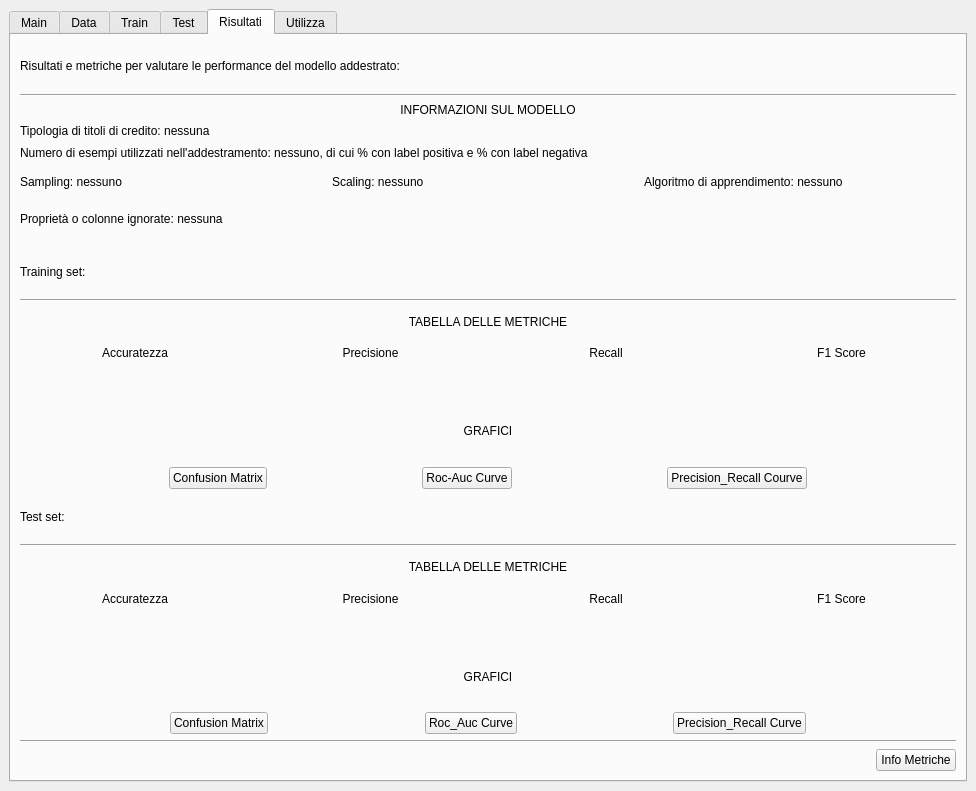
Above: NewUI/view/GUI.ui from Mskty/Coattiva before the change. Below: the same form after it.
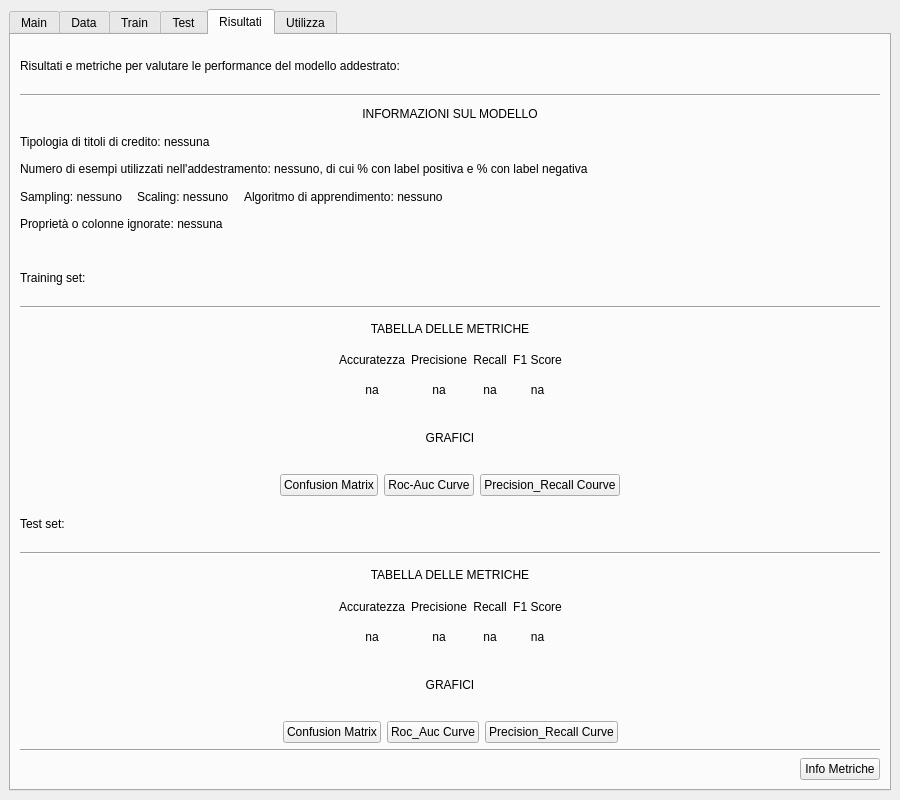
That is the form after the change. The open tabs and pages were chosen to show the change.

```diff
--- a/NewUI/view/GUI.ui
+++ b/NewUI/view/GUI.ui
@@ -6,8 +6,8 @@
    <rect>
     <x>0</x>
     <y>0</y>
-    <width>877</width>
-    <height>791</height>
+    <width>900</width>
+    <height>800</height>
    </rect>
   </property>
   <property name="sizePolicy">
@@ -16,6 +16,12 @@
     <verstretch>0</verstretch>
    </sizepolicy>
   </property>
+  <property name="minimumSize">
+   <size>
+    <width>900</width>
+    <height>800</height>
+   </size>
+  </property>
   <property name="windowTitle">
    <string>Classificatore Coattiva</string>
   </property>
@@ -865,7 +871,10 @@
          </widget>
         </item>
         <item>
-         <layout class="QVBoxLayout" name="verticalLayout_15" stretch="0,1,1,2,2">
+         <layout class="QVBoxLayout" name="verticalLayout_15" stretch="1,1,1,1,1">
+          <property name="spacing">
+           <number>6</number>
+          </property>
           <item>
            <widget class="QLabel" name="label_36">
             <property name="text">
@@ -910,20 +919,65 @@
               </property>
              </widget>
             </item>
-            <item row="1" column="2">
+            <item row="1" column="4">
              <widget class="QLabel" name="results_algorithm">
               <property name="text">
                <string>Algoritmo di apprendimento: nessuno</string>
               </property>
              </widget>
             </item>
-            <item row="1" column="1">
+            <item row="1" column="2">
              <widget class="QLabel" name="results_scaling">
               <property name="text">
                <string>Scaling: nessuno</string>
               </property>
              </widget>
             </item>
+            <item row="1" column="5">
+             <spacer name="horizontalSpacer_21">
+              <property name="orientation">
+               <enum>Qt::Horizontal</enum>
+              </property>
+              <property name="sizeHint" stdset="0">
+               <size>
+                <width>40</width>
+                <height>20</height>
+               </size>
+              </property>
+             </spacer>
+            </item>
+            <item row="1" column="1">
+             <spacer name="horizontalSpacer_32">
+              <property name="orientation">
+               <enum>Qt::Horizontal</enum>
+              </property>
+              <property name="sizeType">
+               <enum>QSizePolicy::Minimum</enum>
+              </property>
+              <property name="sizeHint" stdset="0">
+               <size>
+                <width>15</width>
+                <height>20</height>
+               </size>
+              </property>
+             </spacer>
+            </item>
+            <item row="1" column="3">
+             <spacer name="horizontalSpacer_33">
+              <property name="orientation">
+               <enum>Qt::Horizontal</enum>
+              </property>
+              <property name="sizeType">
+               <enum>QSizePolicy::Minimum</enum>
+              </property>
+              <property name="sizeHint" stdset="0">
+               <size>
+                <width>15</width>
+                <height>20</height>
+               </size>
+              </property>
+             </spacer>
+            </item>
            </layout>
           </item>
           <item>
@@ -945,12 +999,12 @@
            <enum>Qt::Vertical</enum>
           </property>
           <property name="sizeType">
-           <enum>QSizePolicy::Fixed</enum>
+           <enum>QSizePolicy::Minimum</enum>
           </property>
           <property name="sizeHint" stdset="0">
            <size>
             <width>1</width>
-            <height>10</height>
+            <height>15</height>
            </size>
           </property>
          </spacer>
@@ -983,17 +1037,7 @@
           </item>
           <item>
            <layout class="QGridLayout" name="gridLayout_3">
-            <item row="0" column="0">
-             <widget class="QLabel" name="label_32">
-              <property name="text">
-               <string>Accuratezza</string>
-              </property>
-              <property name="alignment">
-               <set>Qt::AlignCenter</set>
-              </property>
-             </widget>
-            </item>
-            <item row="0" column="1">
+            <item row="0" column="2">
              <widget class="QLabel" name="label_34">
               <property name="text">
                <string>Precisione</string>
@@ -1003,66 +1047,128 @@
               </property>
              </widget>
             </item>
-            <item row="0" column="2">
-             <widget class="QLabel" name="label_47">
+            <item row="1" column="4">
+             <widget class="QLabel" name="train_f1">
               <property name="text">
-               <string>Recall</string>
+               <string>na</string>
               </property>
               <property name="alignment">
                <set>Qt::AlignCenter</set>
               </property>
              </widget>
             </item>
-            <item row="0" column="3">
-             <widget class="QLabel" name="label_48">
-              <property name="text">
-               <string>F1 Score</string>
-              </property>
-              <property name="alignment">
-               <set>Qt::AlignCenter</set>
-              </property>
-             </widget>
-            </item>
-            <item row="1" column="0">
+            <item row="1" column="1">
              <widget class="QLabel" name="train_accuracy">
               <property name="text">
-               <string/>
+               <string>na</string>
               </property>
               <property name="alignment">
                <set>Qt::AlignCenter</set>
               </property>
              </widget>
             </item>
-            <item row="1" column="1">
-             <widget class="QLabel" name="train_precision">
-              <property name="text">
-               <string/>
-              </property>
-              <property name="alignment">
-               <set>Qt::AlignCenter</set>
-              </property>
-             </widget>
-            </item>
-            <item row="1" column="2">
+            <item row="1" column="3">
              <widget class="QLabel" name="train_recall">
               <property name="text">
-               <string/>
+               <string>na</string>
               </property>
               <property name="alignment">
                <set>Qt::AlignCenter</set>
               </property>
              </widget>
             </item>
-            <item row="1" column="3">
-             <widget class="QLabel" name="train_f1">
+            <item row="0" column="0">
+             <spacer name="horizontalSpacer_22">
+              <property name="orientation">
+               <enum>Qt::Horizontal</enum>
+              </property>
+              <property name="sizeHint" stdset="0">
+               <size>
+                <width>40</width>
+                <height>20</height>
+               </size>
+              </property>
+             </spacer>
+            </item>
+            <item row="1" column="2">
+             <widget class="QLabel" name="train_precision">
               <property name="text">
-               <string/>
+               <string>na</string>
               </property>
               <property name="alignment">
                <set>Qt::AlignCenter</set>
               </property>
              </widget>
             </item>
+            <item row="0" column="1">
+             <widget class="QLabel" name="label_32">
+              <property name="text">
+               <string>Accuratezza</string>
+              </property>
+              <property name="alignment">
+               <set>Qt::AlignCenter</set>
+              </property>
+             </widget>
+            </item>
+            <item row="0" column="3">
+             <widget class="QLabel" name="label_47">
+              <property name="text">
+               <string>Recall</string>
+              </property>
+              <property name="alignment">
+               <set>Qt::AlignCenter</set>
+              </property>
+             </widget>
+            </item>
+            <item row="1" column="0">
+             <spacer name="horizontalSpacer_23">
+              <property name="orientation">
+               <enum>Qt::Horizontal</enum>
+              </property>
+              <property name="sizeHint" stdset="0">
+               <size>
+                <width>40</width>
+                <height>20</height>
+               </size>
+              </property>
+             </spacer>
+            </item>
+            <item row="0" column="4">
+             <widget class="QLabel" name="label_48">
+              <property name="text">
+               <string>F1 Score</string>
+              </property>
+              <property name="alignment">
+               <set>Qt::AlignCenter</set>
+              </property>
+             </widget>
+            </item>
+            <item row="0" column="5">
+             <spacer name="horizontalSpacer_24">
+              <property name="orientation">
+               <enum>Qt::Horizontal</enum>
+              </property>
+              <property name="sizeHint" stdset="0">
+               <size>
+                <width>40</width>
+                <height>20</height>
+               </size>
+              </property>
+             </spacer>
+            </item>
+            <item row="1" column="5">
+             <spacer name="horizontalSpacer_25">
+              <property name="orientation">
+               <enum>Qt::Horizontal</enum>
+              </property>
+              <property name="sizeHint" stdset="0">
+               <size>
+                <width>40</width>
+                <height>20</height>
+               </size>
+              </property>
+             </spacer>
+            </item>
            </layout>
           </item>
          </layout>
@@ -1101,19 +1207,6 @@
               </property>
              </widget>
             </item>
-            <item>
-             <spacer name="horizontalSpacer_8">
-              <property name="orientation">
-               <enum>Qt::Horizontal</enum>
-              </property>
-              <property name="sizeHint" stdset="0">
-               <size>
-                <width>40</width>
-                <height>20</height>
-               </size>
-              </property>
-             </spacer>
-            </item>
             <item>
              <widget class="QPushButton" name="button_train_auc">
               <property name="text">
@@ -1121,19 +1214,6 @@
               </property>
              </widget>
             </item>
-            <item>
-             <spacer name="horizontalSpacer_9">
-              <property name="orientation">
-               <enum>Qt::Horizontal</enum>
-              </property>
-              <property name="sizeHint" stdset="0">
-               <size>
-                <width>40</width>
-                <height>20</height>
-               </size>
-              </property>
-             </spacer>
-            </item>
             <item>
              <widget class="QPushButton" name="button_train_prc">
               <property name="text">
@@ -1186,7 +1266,27 @@
           </item>
           <item>
            <layout class="QGridLayout" name="gridLayout_6">
-            <item row="0" column="0">
+            <item row="1" column="2">
+             <widget class="QLabel" name="test_precision">
+              <property name="text">
+               <string>na</string>
+              </property>
+              <property name="alignment">
+               <set>Qt::AlignCenter</set>
+              </property>
+             </widget>
+            </item>
+            <item row="1" column="1">
+             <widget class="QLabel" name="test_accuracy">
+              <property name="text">
+               <string>na</string>
+              </property>
+              <property name="alignment">
+               <set>Qt::AlignCenter</set>
+              </property>
+             </widget>
+            </item>
+            <item row="0" column="1">
              <widget class="QLabel" name="label_31">
               <property name="text">
                <string>Accuratezza</string>
@@ -1196,7 +1296,7 @@
               </property>
              </widget>
             </item>
-            <item row="0" column="1">
+            <item row="0" column="2">
              <widget class="QLabel" name="label_45">
               <property name="text">
                <string>Precisione</string>
@@ -1206,66 +1306,98 @@
               </property>
              </widget>
             </item>
-            <item row="0" column="3">
-             <widget class="QLabel" name="label_50">
-              <property name="text">
-               <string>F1 Score</string>
-              </property>
-              <property name="alignment">
-               <set>Qt::AlignCenter</set>
-              </property>
-             </widget>
-            </item>
-            <item row="0" column="2">
-             <widget class="QLabel" name="label_49">
-              <property name="text">
-               <string>Recall</string>
-              </property>
-              <property name="alignment">
-               <set>Qt::AlignCenter</set>
-              </property>
-             </widget>
-            </item>
-            <item row="1" column="3">
+            <item row="1" column="4">
              <widget class="QLabel" name="test_f1">
               <property name="text">
-               <string/>
+               <string>na</string>
               </property>
               <property name="alignment">
                <set>Qt::AlignCenter</set>
               </property>
              </widget>
             </item>
-            <item row="1" column="1">
-             <widget class="QLabel" name="test_precision">
+            <item row="0" column="4">
+             <widget class="QLabel" name="label_50">
               <property name="text">
-               <string/>
+               <string>F1 Score</string>
               </property>
               <property name="alignment">
                <set>Qt::AlignCenter</set>
               </property>
              </widget>
             </item>
-            <item row="1" column="0">
-             <widget class="QLabel" name="test_accuracy">
-              <property name="text">
-               <string/>
-              </property>
-              <property name="alignment">
-               <set>Qt::AlignCenter</set>
-              </property>
-             </widget>
-            </item>
-            <item row="1" column="2">
+            <item row="1" column="3">
              <widget class="QLabel" name="test_recall">
               <property name="text">
-               <string/>
+               <string>na</string>
               </property>
               <property name="alignment">
                <set>Qt::AlignCenter</set>
               </property>
              </widget>
             </item>
+            <item row="0" column="3">
+             <widget class="QLabel" name="label_49">
+              <property name="text">
+               <string>Recall</string>
+              </property>
+              <property name="alignment">
+               <set>Qt::AlignCenter</set>
+              </property>
+             </widget>
+            </item>
+            <item row="0" column="0">
+             <spacer name="horizontalSpacer_8">
+              <property name="orientation">
+               <enum>Qt::Horizontal</enum>
+              </property>
+              <property name="sizeHint" stdset="0">
+               <size>
+                <width>40</width>
+                <height>20</height>
+               </size>
+              </property>
+             </spacer>
+            </item>
+            <item row="1" column="0">
+             <spacer name="horizontalSpacer_9">
+              <property name="orientation">
+               <enum>Qt::Horizontal</enum>
+              </property>
+              <property name="sizeHint" stdset="0">
+               <size>
+                <width>40</width>
+                <height>20</height>
+               </size>
+              </property>
+             </spacer>
+            </item>
+            <item row="0" column="5">
+             <spacer name="horizontalSpacer_26">
+              <property name="orientation">
+               <enum>Qt::Horizontal</enum>
+              </property>
+              <property name="sizeHint" stdset="0">
+               <size>
+                <width>40</width>
+                <height>20</height>
+               </size>
+              </property>
+             </spacer>
+            </item>
+            <item row="1" column="5">
+             <spacer name="horizontalSpacer_27">
+              <property name="orientation">
+               <enum>Qt::Horizontal</enum>
+              </property>
+              <property name="sizeHint" stdset="0">
+               <size>
+                <width>40</width>
+                <height>20</height>
+               </size>
+              </property>
+             </spacer>
+            </item>
            </layout>
           </item>
          </layout>
@@ -1304,19 +1436,6 @@
               </property>
              </widget>
             </item>
-            <item>
-             <spacer name="horizontalSpacer_13">
-              <property name="orientation">
-               <enum>Qt::Horizontal</enum>
-              </property>
-              <property name="sizeHint" stdset="0">
-               <size>
-                <width>40</width>
-                <height>20</height>
-               </size>
-              </property>
-             </spacer>
-            </item>
             <item>
              <widget class="QPushButton" name="pushButton_8">
               <property name="text">
@@ -1324,19 +1443,6 @@
               </property>
              </widget>
             </item>
-            <item>
-             <spacer name="horizontalSpacer_15">
-              <property name="orientation">
-               <enum>Qt::Horizontal</enum>
-              </property>
-              <property name="sizeHint" stdset="0">
-               <size>
-                <width>40</width>
-                <height>20</height>
-               </size>
-              </property>
-             </spacer>
-            </item>
             <item>
              <widget class="QPushButton" name="pushButton_3">
               <property name="text">
```
Left out of the diff: 357 changed lines with no effect on the pictures.
